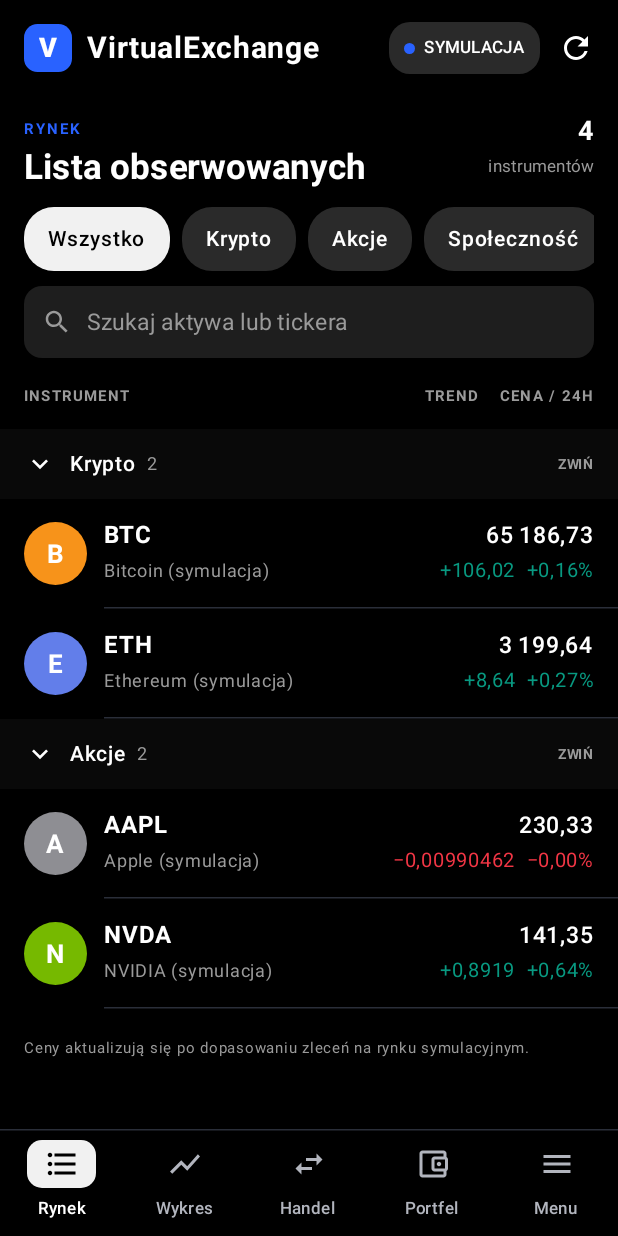
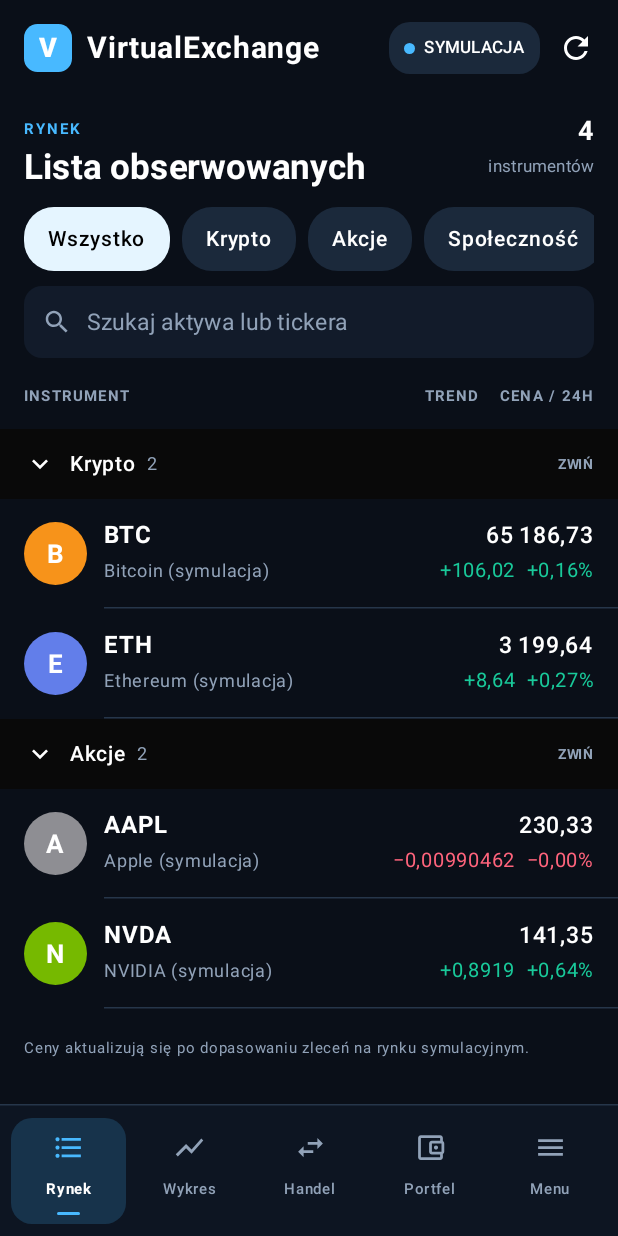
Before and after one commit to Konradek3055/VirtualExchange, an Android app built with Jetpack Compose: the screen it shows after launch (MainActivity), on a phone screen of 412 x 824 dp. Run offline under Robolectric (Android 15) with nearby library versions, the phone set to English and light mode, and no system bars; pictures from the network do not load; 3 statements that could not run were skipped.

Commit message:
Refresh VirtualExchange visual identity

```diff
--- a/android/app/src/main/java/pl/virtualexchange/ui/TvStyle.kt
+++ b/android/app/src/main/java/pl/virtualexchange/ui/TvStyle.kt
@@ -35,17 +35,18 @@ import androidx.compose.ui.unit.sp
 import java.util.Locale
 import kotlin.math.abs
 
-/** Wspólna paleta w stylu TradingView / Binance / OKX: czarne tło, szare karty, zieleń i czerwień z TradingView. */
+/** System wizualny VirtualExchange. Wykres TradingView zachowuje własne kolory i geometrię. */
 object Tv {
-    val Bg = Color(0xFF000000)
-    val Card = Color(0xFF1E1E1E)
-    val Chip = Color(0xFF2A2A2A)
-    val Line = Color(0xFF2A2E39)
-    val Muted = Color(0xFF9A9A9A)
-    val Up = Color(0xFF089981)
-    val Down = Color(0xFFF23645)
-    val Blue = Color(0xFF2962FF)
-    val Light = Color(0xFFF1F1F1)
+    // Własna identyfikacja VirtualExchange. Wykres TradingView zachowuje własną paletę.
+    val Bg = Color(0xFF0A0F18)
+    val Card = Color(0xFF121B2A)
+    val Chip = Color(0xFF1B293B)
+    val Line = Color(0xFF26364A)
+    val Muted = Color(0xFF91A2B8)
+    val Up = Color(0xFF19C99A)
+    val Down = Color(0xFFFF647C)
+    val Blue = Color(0xFF48B9FF)
+    val Light = Color(0xFFE5F5FF)
 }
 
 private val PL = Locale.forLanguageTag("pl-PL")
@@ -90,7 +91,7 @@ fun TvBadge(symbol: String, size: Dp = 44.dp) {
     }
 }
 
-/** Pigułka jak w TradingView: zaznaczona = jasna z czarnym tekstem. */
+/** Zakładka w stylu panelu VirtualExchange. */
 @Composable
 fun Pill(label: String, selected: Boolean, onClick: () -> Unit) {
     Box(
@@ -180,7 +181,7 @@ fun TvTopBar(status: String, onRefresh: () -> Unit) {
     }
 }
 
-/** Dolna nawigacja jak w TradingView: czarna, ikony liniowe, aktywna zakładka = jasny zaokrąglony kwadrat. */
+/** Dolna nawigacja VirtualExchange: ciemny panel i wyraźny akcent aktywnej sekcji. */
 @Composable
 fun TvBottomBar(tab: Int, onTab: (Int) -> Unit) {
     val items = listOf(
@@ -190,26 +191,39 @@ fun TvBottomBar(tab: Int, onTab: (Int) -> Unit) {
         "Portfel" to Icons.Outlined.AccountBalanceWallet,
         "Menu" to Icons.Outlined.Menu,
     )
-    Column(Modifier.fillMaxWidth().background(Tv.Bg).navigationBarsPadding()) {
+    Column(Modifier.fillMaxWidth().background(Color(0xFF0D1522)).navigationBarsPadding()) {
         HorizontalDivider(color = Tv.Line)
-        Row(Modifier.fillMaxWidth().padding(vertical = 6.dp)) {
+        Row(
+            Modifier.fillMaxWidth().padding(horizontal = 7.dp, vertical = 8.dp),
+            horizontalArrangement = Arrangement.spacedBy(4.dp),
+        ) {
             items.forEachIndexed { i, (label, icon) ->
                 val sel = tab == i
                 Column(
-                    Modifier.weight(1f).clickable { onTab(i) },
+                    Modifier.weight(1f).clip(RoundedCornerShape(14.dp))
+                        .background(if (sel) Color(0xFF17334B) else Color.Transparent)
+                        .clickable { onTab(i) }.padding(vertical = 6.dp),
                     horizontalAlignment = Alignment.CenterHorizontally,
                 ) {
-                    Box(
-                        Modifier.width(46.dp).height(32.dp).clip(RoundedCornerShape(10.dp))
-                            .background(if (sel) Tv.Light else Color.Transparent),
-                        contentAlignment = Alignment.Center,
-                    ) {
-                        Icon(icon, contentDescription = label, tint = if (sel) Color.Black else Color(0xFFB2B5BE), modifier = Modifier.size(24.dp))
+                    Box(Modifier.size(width = 42.dp, height = 27.dp), contentAlignment = Alignment.Center) {
+                        Icon(
+                            icon, contentDescription = label,
+                            tint = if (sel) Tv.Blue else Tv.Muted,
+                            modifier = Modifier.size(22.dp),
+                        )
                     }
                     Text(
-                        label, color = if (sel) Color.White else Color(0xFFB2B5BE),
-                        fontSize = 11.sp, fontWeight = FontWeight.SemiBold, modifier = Modifier.padding(top = 2.dp),
+                        label, color = if (sel) Color.White else Tv.Muted,
+                        fontSize = 10.sp,
+                        fontWeight = if (sel) FontWeight.Bold else FontWeight.Medium,
+                        modifier = Modifier.padding(top = 2.dp),
                     )
+                    if (sel) {
+                        Spacer(
+                            Modifier.padding(top = 3.dp).width(15.dp).height(2.dp)
+                                .clip(RoundedCornerShape(2.dp)).background(Tv.Blue)
+                        )
+                    }
                 }
             }
         }
```
